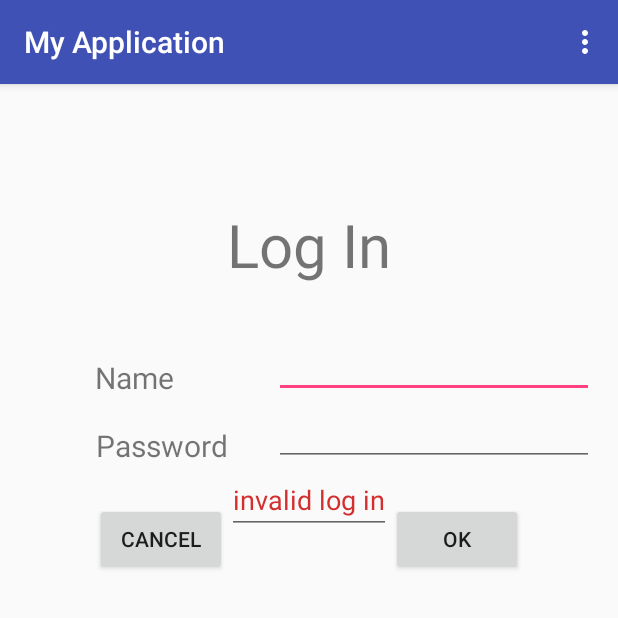
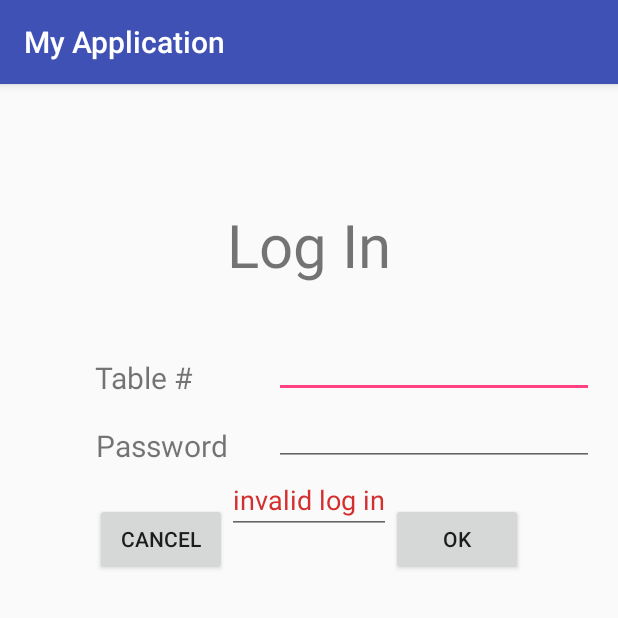
Before and after one commit to johnjmartinez/Distributed-Algorithms, an Android app: the screen it shows after launch (MainActivity), after a tap on "OK", on a phone screen of 412 x 824 dp, the top half of it. Run offline under Robolectric (Android 15) with nearby library versions, the phone set to English and light mode, and no system bars.

Commit message:
Fixed the menu bar issue. Checkpointing.

```diff
--- a/MyApplication2/app/src/main/AndroidManifest.xml
+++ b/MyApplication2/app/src/main/AndroidManifest.xml
@@ -16,14 +16,8 @@
             android:theme="@style/AppTheme.NoActionBar" >
             <intent-filter>
                 <action android:name="android.intent.action.MAIN" />
-
                 <category android:name="android.intent.category.LAUNCHER" />
             </intent-filter>
-        </activity>
-        <activity
-            android:name=".ScrollingActivity"
-            android:label="@string/title_activity_scrolling"
-            android:theme="@style/AppTheme.NoActionBar" >
         </activity>
         <activity android:name=".Main2Activity" >
         </activity>
--- a/MyApplication2/app/src/main/java/comedor/myapplication/MainActivity.java
+++ b/MyApplication2/app/src/main/java/comedor/myapplication/MainActivity.java
@@ -6,8 +6,8 @@ import android.support.design.widget.Snackbar;
 import android.support.v7.app.AppCompatActivity;
 import android.support.v7.widget.Toolbar;
 import android.view.View;
-import android.view.Menu;
-import android.view.MenuItem;
+//import android.view.Menu;
+//import android.view.MenuItem;
 import android.widget.EditText;
 import android.widget.RadioButton;
 
@@ -20,6 +20,7 @@ public class MainActivity extends AppCompatActivity {
         Toolbar toolbar = (Toolbar) findViewById(R.id.toolbar);
         setSupportActionBar(toolbar);
 
+        //NOT SURE IF NEEDED
         FloatingActionButton fab = (FloatingActionButton) findViewById(R.id.fab);
         fab.setOnClickListener(new View.OnClickListener() {
             @Override
@@ -30,6 +31,7 @@ public class MainActivity extends AppCompatActivity {
         });
     }
 
+    /** NOT USING MENU ---
     @Override
     public boolean onCreateOptionsMenu(Menu menu) {
         // Inflate the menu; this adds items to the action bar if it is present.
@@ -50,9 +52,9 @@ public class MainActivity extends AppCompatActivity {
         }
 
         return super.onOptionsItemSelected(item);
-    }
+    }**/
 
-    public void display (View view) {
+    public void display(View view) {
         EditText clave = (EditText) findViewById(R.id.editText6);
         EditText name = (EditText) findViewById(R.id.editText2);
         EditText password = (EditText) findViewById(R.id.editText4);
@@ -61,11 +63,11 @@ public class MainActivity extends AppCompatActivity {
         String user = name.getText().toString();
         String pwd = password.getText().toString();
 
+        if (pwd.equals("rosales") && user.equals("999")) {
+           // boton.setVisibility(View.VISIBLE);
 
-        if (pwd.equals("rosales") && user.equals("999")) {
-            boton.setVisibility(View.VISIBLE);
-        }
-        else {
+
+        } else {
             clave.setVisibility(View.VISIBLE);
         }
     }
--- a/MyApplication2/app/src/main/res/layout/content_main.xml
+++ b/MyApplication2/app/src/main/res/layout/content_main.xml
@@ -51,7 +51,7 @@
         android:layout_width="wrap_content"
         android:layout_height="wrap_content"
         android:inputType="textPersonName"
-        android:text="Name"
+        android:text="Table #"
         android:textSize="20dp"
         android:ems="10"
         android:id="@+id/editText3"
--- a/MyApplication2/app/src/main/res/menu/menu_main.xml
+++ /dev/null
@@ -1,6 +0,0 @@
-<menu xmlns:android="http://schemas.android.com/apk/res/android"
-    xmlns:app="http://schemas.android.com/apk/res-auto"
-    xmlns:tools="http://schemas.android.com/tools" tools:context=".MainActivity">
-    <item android:id="@+id/action_settings" android:title="@string/action_settings"
-        android:orderInCategory="100" app:showAsAction="never" />
-</menu>
```
Also changed, not shown: MyApplication2/app/src/main/java/comedor/myapplication/ScrollingActivity.java (deleted, +0 -28 lines), MyApplication2/app/src/main/res/layout/activity_main2.xml (+4 -3 lines), MyApplication2/app/src/main/res/layout/activity_scrolling.xml (deleted, +0 -32 lines), MyApplication2/app/src/main/res/layout/content_scrolling.xml (deleted, +0 -13 lines), MyApplication2/app/src/main/res/menu/menu_scrolling.xml (deleted, +0 -7 lines), 1 other file.
